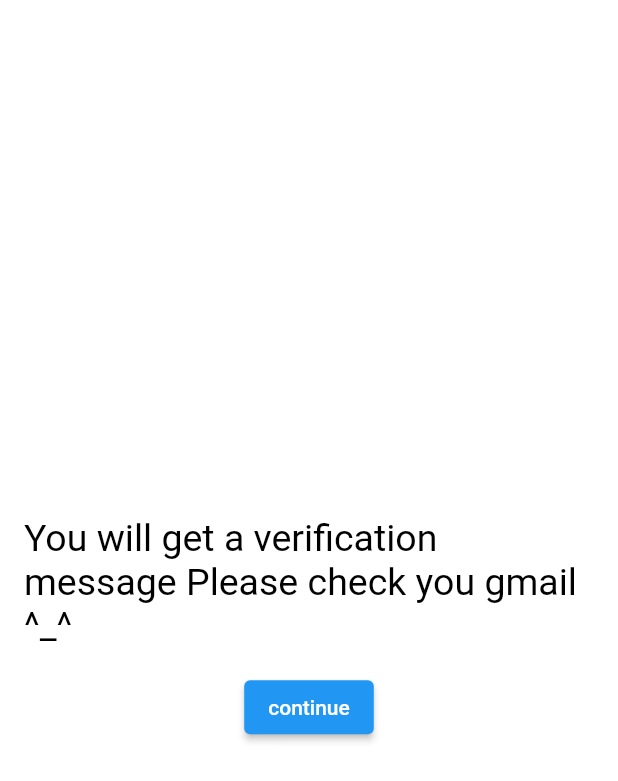
After one commit to Ahmed-Hemdan/chat_app, a Flutter app: the VerificationScreen screen opened by its route, on a phone screen of 412 x 824 dp. The commit adds this screen. Shown: the top 781 px of the screen. Run offline on Flutter 3.47's test engine with Material 2 defaults, Android fonts, the phone set to English and light mode, and no system bars; our stand-ins replace animated_splash_screen, bloc, cloud_firestore, email_validator, firebase_auth, firebase_core and 1 more; accounts and stored records are empty.

Commit message:
verification

```diff
--- a/lib/Screens/Profile/ProfileScreen.dart
+++ b/lib/Screens/Profile/ProfileScreen.dart
@@ -14,8 +14,8 @@ class ProfileScreen extends StatelessWidget {
         Text(_auth.currentUser!.email.toString()),
         Text(_auth.currentUser!.uid),
         IconButton(
-          onPressed: () {
-            _auth.signOut();
+          onPressed: () async {
+            await _auth.signOut();
             Navigator.pushNamedAndRemoveUntil(
                 context, "/WelcomeScreen", (route) => false);
           },
--- /dev/null
+++ b/lib/Screens/VerifiecationScreen.dart
@@ -0,0 +1,56 @@
+import 'package:chat_app/Models/UserModel.dart';
+import 'package:chat_app/cubit/Cubit.dart';
+import 'package:firebase_auth/firebase_auth.dart';
+
+import 'package:flutter/material.dart';
+import 'package:flutter_bloc/flutter_bloc.dart';
+
+class VerificationScreen extends StatefulWidget {
+  VerificationScreen({super.key});
+
+  @override
+  State<VerificationScreen> createState() => _VerificationScreenState();
+}
+
+class _VerificationScreenState extends State<VerificationScreen> {
+  UserModel user = UserModel();
+
+  @override
+  Widget build(BuildContext context) {
+    return Scaffold(
+      body: SafeArea(
+        child: Column(
+          mainAxisAlignment: MainAxisAlignment.center,
+          children: [
+            const Padding(
+              padding: EdgeInsets.all(8.0),
+              child: Padding(
+                padding: EdgeInsets.all(8.0),
+                child: Center(
+                  child: Text(
+                    "You will get a verification message Please check you gmail ^_^",
+                    style: TextStyle(
+                      fontSize: 25,
+                      color: Colors.black,
+                    ),
+                  ),
+                ),
+              ),
+            ),
+            BlocConsumer<AppCubit, AppCubitState>(
+              listener: (context, state) {},
+              builder: (context, state) {
+                return ElevatedButton(
+                  onPressed: () {
+                    AppCubit.get(context).checkEmailVerificationn(context);
+                  },
+                  child: const Text("continue"),
+                );
+              },
+            ),
+          ],
+        ),
+      ),
+    );
+  }
+}
--- a/lib/cubit/Cubit.dart
+++ b/lib/cubit/Cubit.dart
@@ -2,6 +2,7 @@ import 'package:chat_app/Models/UserModel.dart';
 import 'package:chat_app/Screens/People/PeopleScreen.dart';
 import 'package:chat_app/Screens/Profile/ProfileScreen.dart';
 import 'package:cloud_firestore/cloud_firestore.dart';
+import 'package:firebase_auth/firebase_auth.dart';
 import 'package:flutter/material.dart';
 import 'package:flutter_bloc/flutter_bloc.dart';
 
@@ -36,6 +37,11 @@ class AppCubit extends Cubit<AppCubitState> {
 
   final _db = FirebaseFirestore.instance;
 
+  TextEditingController nameController = TextEditingController();
+  TextEditingController emailController = TextEditingController();
+  TextEditingController passwordController = TextEditingController();
+  FirebaseAuth auth = FirebaseAuth.instance;
+
   void changeCurrentIndex(int index) {
     currentIndex = index;
     emit(ChangeCurrentIndexForScreens());
@@ -48,6 +54,39 @@ class AppCubit extends Cubit<AppCubitState> {
       print(error);
     }
     emit(CreateUserToFirebase());
+  }
+
+  UserModel user = UserModel();
+  void checkEmailVerificationn(BuildContext context) {
+    if (AppCubit.get(context).auth.currentUser!.emailVerified == true) {
+      user = UserModel(
+        name: AppCubit.get(context).nameController.text,
+        email: AppCubit.get(context).emailController.text,
+        id: AppCubit.get(context).auth.currentUser!.uid,
+        password: AppCubit.get(context).passwordController.text,
+      );
+      AppCubit.get(context).createUser(user).then((value) {
+        Navigator.pushNamedAndRemoveUntil(
+          context,
+          "/HomeScreen",
+          (route) => false,
+        );
+      });
+    } else {
+      ScaffoldMessenger.of(context).showSnackBar(
+        const SnackBar(
+          content: Text(
+            "Please verifie your email first ",
+            style: TextStyle(
+              fontSize: 18,
+            ),
+          ),
+        ),
+      );
+      print(AppCubit.get(context).auth.currentUser!.email);
+      print(AppCubit.get(context).auth.currentUser!.emailVerified);
+    }
+    emit(CheckEmailVerification());
   }
 //   final FirebaseStorage storage = FirebaseStorage.instance;
 
--- a/lib/cubit/State.dart
+++ b/lib/cubit/State.dart
@@ -5,6 +5,8 @@ abstract class AppCubitState {}
 
 class AppCubitInitial extends AppCubitState {}
 
-class ChangeCurrentIndexForScreens extends AppCubitState{}
+class ChangeCurrentIndexForScreens extends AppCubitState {}
 
-class CreateUserToFirebase extends AppCubitState{}
+class CreateUserToFirebase extends AppCubitState {}
+
+class CheckEmailVerification extends AppCubitState {}
--- a/lib/main.dart
+++ b/lib/main.dart
@@ -4,6 +4,7 @@ import 'package:chat_app/Screens/Profile/ProfileScreen.dart';
 import 'package:chat_app/Screens/SignIn/SignInScreen.dart';
 import 'package:chat_app/Screens/SignUp/SignUpScreen.dart';
 import 'package:chat_app/Screens/Splash/SplashScreen.dart';
+import 'package:chat_app/Screens/VerifiecationScreen.dart';
 import 'package:chat_app/Screens/Welcome/WelcomeScreen.dart';
 import 'package:chat_app/Themes/Themes.dart';
 import 'package:chat_app/cubit/BlocObserver.dart';
@@ -37,8 +38,9 @@ class MyApp extends StatelessWidget {
             routes: {
               "/": (context) => const SplashScreen(),
               "/WelcomeScreen": (context) => const WelcomeScreen(),
-              "/SignUpScreen": (context) => const SignUpScreen(),
+              "/SignUpScreen": (context) =>  SignUpScreen(),
               "/SignInScreen": (context) => const SignInScreen(),
+              "/VerificationScreen":(context) =>  VerificationScreen(),
               "/HomeScreen": (context) => const HomeScreen(),
               "/PeopleScreen": (context) => const PeopleScreen(),
               "/ProfileScreen": (context) => ProfileScreen(),
```
Also changed, not shown: lib/Screens/SignUp/SignUpScreen.dart (+24 -38 lines).
